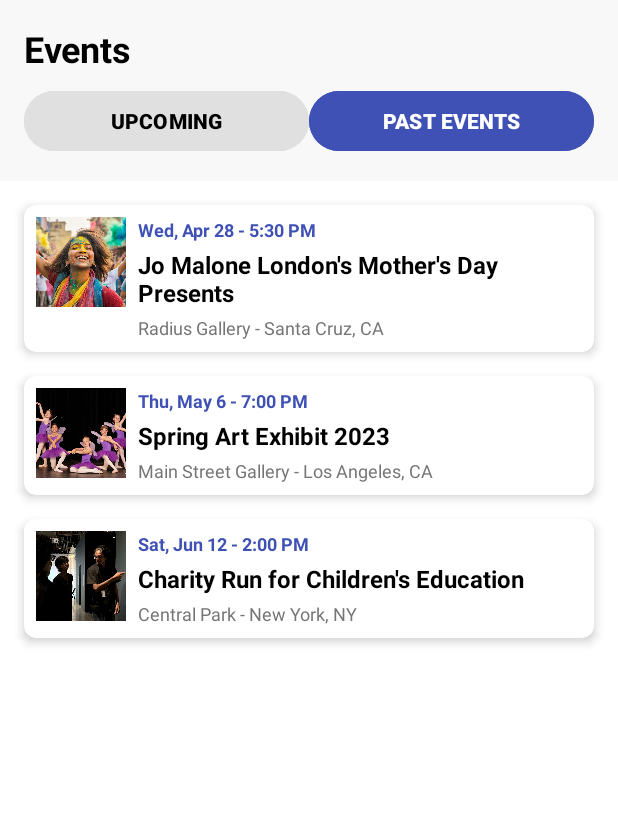
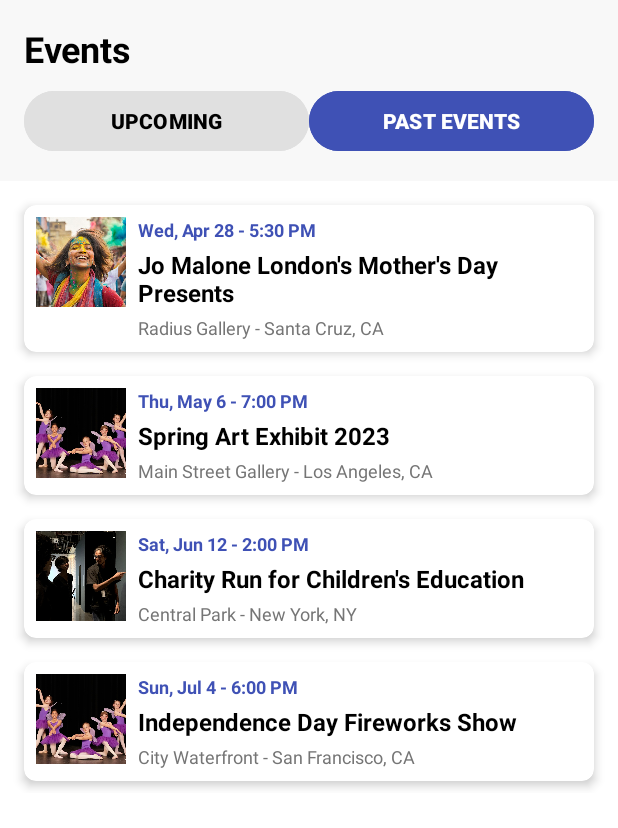
Before and after one commit to prabodhya-gunasekara/Eventino-Event-Ticket-Booking-App, an Android app: the PastEventsActivity screen opened directly, with no data from a screen before it, on a phone screen of 412 x 824 dp. Shown: the top 828 px of the screen. Run offline under Robolectric (Android 15) with nearby library versions, the phone set to English and light mode, and no system bars; 1 statement that could not run was skipped.

Commit message:
Past event  activity ui

```diff
--- a/app/src/main/res/layout/activity_past_events.xml
+++ b/app/src/main/res/layout/activity_past_events.xml
@@ -245,6 +245,52 @@
                 app:cardCornerRadius="8dp"
                 app:cardElevation="4dp">
 
+                <LinearLayout
+                    android:layout_width="match_parent"
+                    android:layout_height="wrap_content"
+                    android:orientation="horizontal"
+                    android:padding="8dp">
+
+                    <ImageView
+                        android:layout_width="60dp"
+                        android:layout_height="60dp"
+                        android:layout_marginEnd="8dp"
+                        android:scaleType="centerCrop"
+                        android:src="@drawable/dashboardevent02"
+                        android:background="#E8E8E8" />
+
+                    <LinearLayout
+                        android:layout_width="0dp"
+                        android:layout_height="wrap_content"
+                        android:layout_weight="1"
+                        android:orientation="vertical">
+
+                        <TextView
+                            android:layout_width="wrap_content"
+                            android:layout_height="wrap_content"
+                            android:text="Sun, Jul 4 - 6:00 PM"
+                            android:textSize="12sp"
+                            android:textColor="#3F51B5"
+                            android:textStyle="bold" />
+
+                        <TextView
+                            android:layout_width="wrap_content"
+                            android:layout_height="wrap_content"
+                            android:layout_marginTop="4dp"
+                            android:text="Independence Day Fireworks Show"
+                            android:textSize="16sp"
+                            android:textStyle="bold"
+                            android:textColor="#000000" />
+
+                        <TextView
+                            android:layout_width="wrap_content"
+                            android:layout_height="wrap_content"
+                            android:layout_marginTop="4dp"
+                            android:text="City Waterfront - San Francisco, CA"
+                            android:textSize="12sp"
+                            android:textColor="#757575" />
+                    </LinearLayout>
+                </LinearLayout>
             </androidx.cardview.widget.CardView>
 
         </LinearLayout>
```
